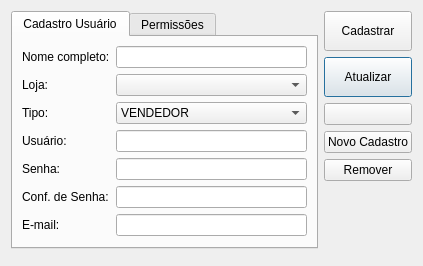
Above: ui/cadastrousuario.ui from lellisls/ERP-STACCATO before the change. Below: the same form after it.
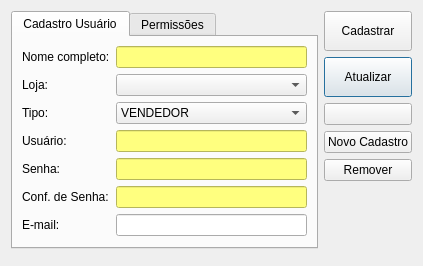
That is the form after the change. Icons and pictures are not drawn. Custom widgets are drawn as their Qt base class.

Commit message: Cadastrar usuário do BD e avisar se usuário já existe

```diff
--- a/ui/cadastrousuario.ui
+++ b/ui/cadastrousuario.ui
@@ -113,6 +113,9 @@
          <property name="accessibleName">
           <string>Nome completo</string>
          </property>
+         <property name="styleSheet">
+          <string notr="true">background-color: rgb(255, 255, 127);</string>
+         </property>
         </widget>
        </item>
        <item row="1" column="0">
@@ -180,6 +183,9 @@
          <property name="accessibleName">
           <string>Nome de usuário</string>
          </property>
+         <property name="styleSheet">
+          <string notr="true">background-color: rgb(255, 255, 127);</string>
+         </property>
         </widget>
        </item>
        <item row="4" column="0">
@@ -194,6 +200,9 @@
          <property name="accessibleName">
           <string>Senha</string>
          </property>
+         <property name="styleSheet">
+          <string notr="true">background-color: rgb(255, 255, 127);</string>
+         </property>
          <property name="echoMode">
           <enum>QLineEdit::Password</enum>
          </property>
@@ -211,6 +220,9 @@
          <property name="accessibleName">
           <string>Conf. de senha</string>
          </property>
+         <property name="styleSheet">
+          <string notr="true">background-color: rgb(255, 255, 127);</string>
+         </property>
          <property name="echoMode">
           <enum>QLineEdit::Password</enum>
          </property>
```
The commit also changes 2 other files.
